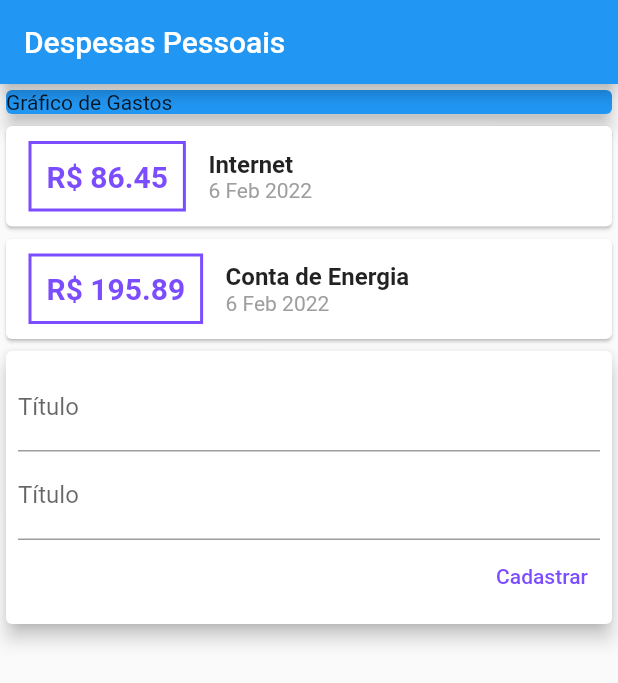
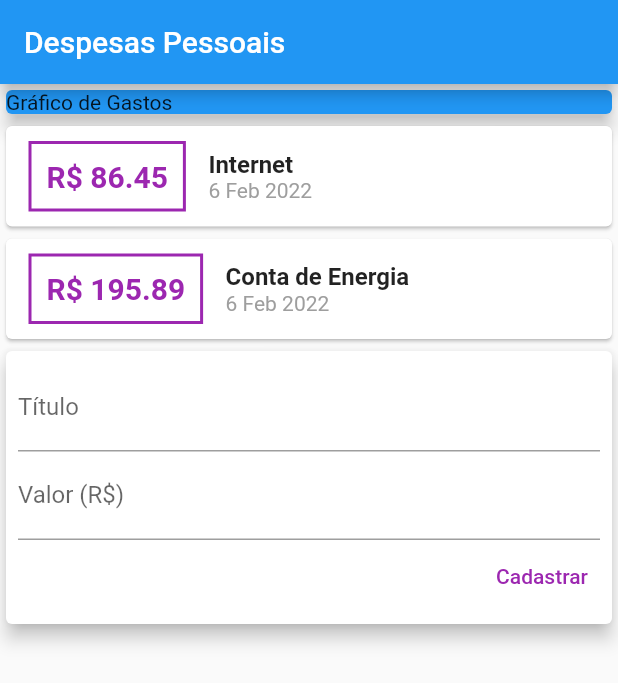
Before and after one commit to mateusmeds/expenses, a Flutter app: the screen it shows after launch, on a phone screen of 412 x 824 dp. Shown: the top 683 px of the screen. Run offline on Flutter 3.47's test engine with Material 2 defaults, Android fonts, the phone set to English and light mode, and no system bars.

Commit message:
Criando formulário de cadastro de nova transação

```diff
--- a/lib/main.dart
+++ b/lib/main.dart
@@ -3,7 +3,7 @@ import 'package:flutter/material.dart';
 import 'package:intl/intl.dart';
 
 main() {
-  runApp(ExpenseApp());
+  runApp(const ExpenseApp());
 }
 
 class ExpenseApp extends StatelessWidget {
@@ -16,6 +16,9 @@ class ExpenseApp extends StatelessWidget {
 }
 
 class HomePage extends StatelessWidget {
+  final titleController = TextEditingController();
+  final valueController = TextEditingController();
+
   final _transations = [
     Transaction(
         id: "t1", title: "Internet", value: 86.45, date: DateTime.now()),
@@ -26,17 +29,17 @@ class HomePage extends StatelessWidget {
         date: DateTime.now()),
   ];
 
-  HomePage({Key? key}) : super(key: key);
-
   @override
   Widget build(BuildContext context) {
     return Scaffold(
       appBar: AppBar(
         title: const Text("Despesas Pessoais"),
       ),
+      //Todos os componentes estão dentro do Column
       body: Column(
         crossAxisAlignment: CrossAxisAlignment.stretch,
         children: <Widget>[
+          //Gráfico de despesas por dia na semana atual
           Container(
             width: double.infinity,
             child: const Card(
@@ -45,6 +48,7 @@ class HomePage extends StatelessWidget {
               elevation: 5,
             ),
           ),
+          //Lista de transações/gastos
           Column(children: <Widget>[
             ..._transations.map((transaction) {
               return Card(
@@ -55,29 +59,32 @@ class HomePage extends StatelessWidget {
                       margin: const EdgeInsets.symmetric(
                           horizontal: 15, vertical: 10),
                       decoration: BoxDecoration(
-                          border: Border.all(
-                              color: Colors.deepPurpleAccent, width: 2)),
+                        border: Border.all(
+                            color: Colors.purple, width: 2),
+                      ),
                       padding: const EdgeInsets.all(10),
                       child: Text(
                         "R\$ ${transaction.value.toString()}",
                         style: const TextStyle(
                             fontWeight: FontWeight.bold,
                             fontSize: 20,
-                            color: Colors.deepPurpleAccent),
+                            color: Colors.purple),
                       ),
                     ),
                     //Título e Data
                     Column(
                       crossAxisAlignment: CrossAxisAlignment.start,
                       children: <Widget>[
+                        //Título
                         Text(
                           transaction.title,
-                          style: TextStyle(
+                          style: const TextStyle(
                               fontSize: 16, fontWeight: FontWeight.bold),
                         ),
+                        //Data
                         Text(
                           DateFormat("d MMM y").format(transaction.date),
-                          style: TextStyle(color: Colors.grey),
+                          style: const TextStyle(color: Colors.grey),
                         )
                       ],
                     ),
@@ -86,27 +93,35 @@ class HomePage extends StatelessWidget {
               );
             }).toList(),
           ]),
+          //Formulário de cadastro de transação
           Card(
             elevation: 5,
             child: Padding(
               padding: const EdgeInsets.all(8.0),
               child: Column(
                 children: <Widget>[
+                  //Campo de título
                   TextField(
-                    decoration: InputDecoration(labelText: 'Título'),
+                    controller: titleController,
+                    decoration: const InputDecoration(labelText: 'Título'),
                   ),
+                  //Campo de valor
                   TextField(
-                    decoration: InputDecoration(labelText: 'Título'),
+                    controller: valueController,
+                    decoration: const InputDecoration(labelText: 'Valor (R\$)'),
                   ),
+                  //Botão de cadastrar
                   Row(
                     mainAxisAlignment: MainAxisAlignment.end,
                     children: [
                       TextButton(
-                        child: Text('Cadastrar'),
-                        onPressed: () {},
+                        child: const Text('Cadastrar'),
+                        onPressed: () {
+                          debugPrint("Título -> ${titleController.text}");
+                          debugPrint("Valor (R\$) -> ${valueController.text}");
+                        },
                         style: TextButton.styleFrom(
-                          primary: Colors.deepPurpleAccent
-                        )
+                            primary: Colors.purple),
                       ),
                     ],
                   )
```
